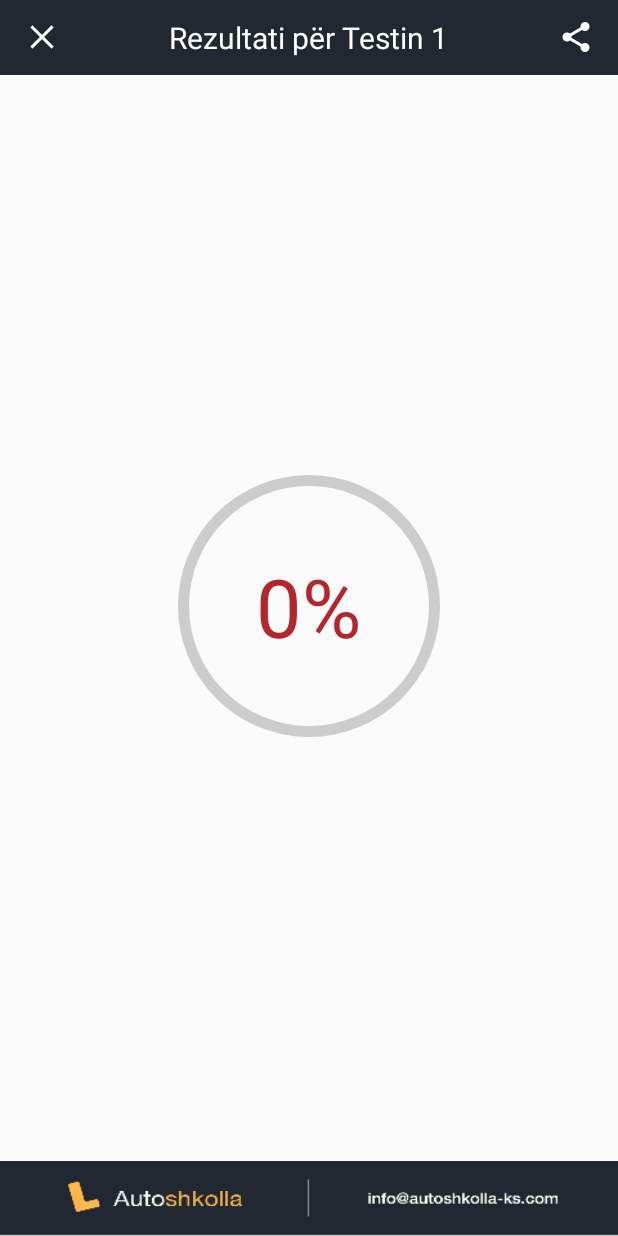
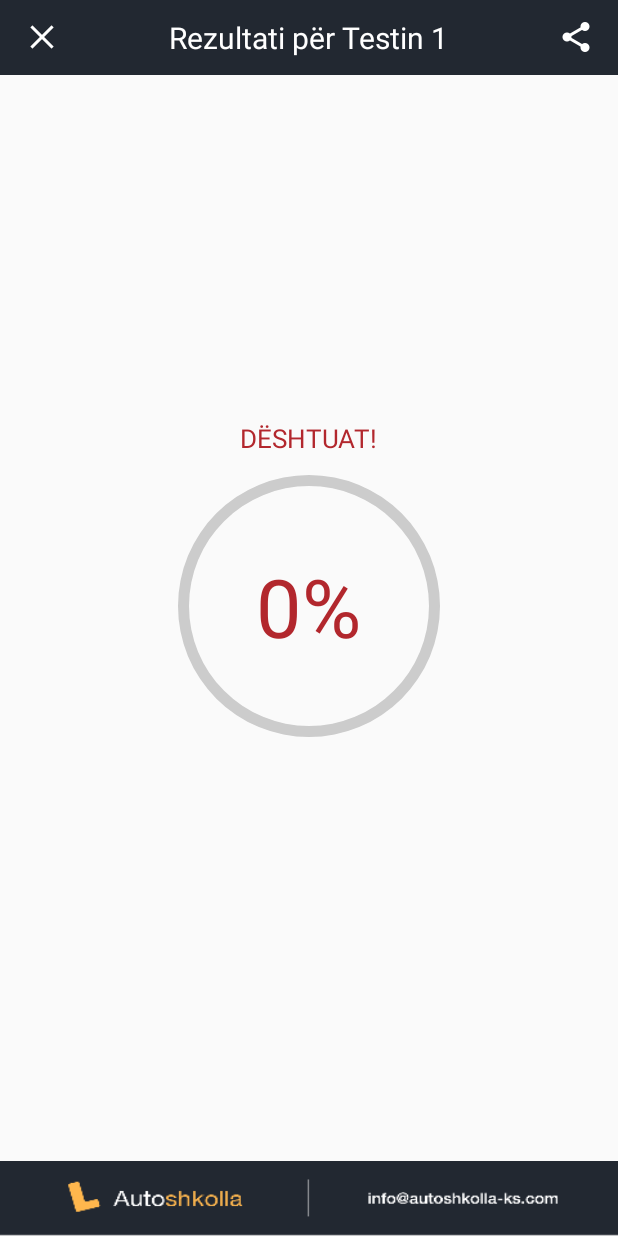
Before and after one commit to grannitsejdiu/Autoshkolla, an Android app: the TestResultsFormActivity screen opened directly, with no data from a screen before it, on a phone screen of 412 x 824 dp. Run offline under Robolectric (Android 15) with nearby library versions, the phone set to English and light mode, and no system bars; our stand-ins replace AdMob; 4 statements that could not run were skipped.

Commit message:
final: Project

```diff
--- a/app/build.gradle
+++ b/app/build.gradle
@@ -2,7 +2,7 @@ apply plugin: 'com.android.application'
 
 android {
     compileSdkVersion 24
-    buildToolsVersion "24.0.1"
+    buildToolsVersion "24.0.3"
     defaultConfig {
         applicationId "co.tenton.admin.autoshkolla"
         minSdkVersion 15
--- a/app/src/main/java/co/tenton/admin/autoshkolla/Models/Constants.java
+++ b/app/src/main/java/co/tenton/admin/autoshkolla/Models/Constants.java
@@ -15,7 +15,7 @@ public class Constants {
     public static int cardColor = Color.argb(255,244,245,246);
     public static int backgroudColor = Color.argb(255,239,239,244);
 
-    public static Boolean DEBUGMODE = true;
+    public static Boolean DEBUGMODE = false;
 
     public static String clientId = "72WTF776B71O6ZJWXAQ5WLB9VYZ54ZUG03BTH4XW9XL5AKUOX0GDVZ57SFNZK1EG";
     public static String clientDebugId = "7BWQ4B2I2QQYI92MRLRW47QNXIHI3LCHF6ON6VDOL1G3INKB0MCV7E6FJ503UJL7";
--- a/app/src/main/java/co/tenton/admin/autoshkolla/SplashScreen_Activity/Welcome_Activity.java
+++ b/app/src/main/java/co/tenton/admin/autoshkolla/SplashScreen_Activity/Welcome_Activity.java
@@ -80,7 +80,7 @@ public class Welcome_Activity extends AppCompatActivity {
         provoPerseriBtn.setVisibility(View.VISIBLE);
     }
     protected void showSuccess(){
-        teksti.setText("Mirë se vini !");
+        teksti.setText("Mirë se vini!");
         progressBar.setVisibility(View.GONE);
         filloBtn.setVisibility(View.VISIBLE);
         provoPerseriBtn.setVisibility(View.GONE);
--- a/app/src/main/java/co/tenton/admin/autoshkolla/Testet/TestResultsFormActivity.java
+++ b/app/src/main/java/co/tenton/admin/autoshkolla/Testet/TestResultsFormActivity.java
@@ -35,6 +35,7 @@ import java.io.FileOutputStream;
 
 import co.tenton.admin.autoshkolla.Models.Constants;
 import co.tenton.admin.autoshkolla.Models.Exam;
+import co.tenton.admin.autoshkolla.Models.GA;
 import co.tenton.admin.autoshkolla.Models.This;
 import co.tenton.admin.autoshkolla.R;
 
@@ -50,7 +51,7 @@ public class TestResultsFormActivity extends AppCompatActivity {
     RecyclerView.Adapter adapter;
     Button shareTestResults;
     private AdView mAdView;
-    TextView testResultFormTitle;
+    TextView testResultFormTitle, testResultStatus;
 
     Exam selectedExam;
 
@@ -58,6 +59,8 @@ public class TestResultsFormActivity extends AppCompatActivity {
     protected void onCreate(Bundle savedInstanceState) {
         super.onCreate(savedInstanceState);
         setContentView(R.layout.activity_test_results_form);
+
+        GA.TrackScreen("ExamsResult VC");
 
         View rootView = getWindow().getDecorView().findViewById(android.R.id.content);
 
@@ -146,6 +149,9 @@ public class TestResultsFormActivity extends AppCompatActivity {
         testResultFormTitle = (TextView) findViewById(R.id.testFormResultTitle);
         int testTitle = examId + 1;
         testResultFormTitle.setText(String.valueOf("Rezultati për Testin " + testTitle));
+        testResultStatus = (TextView) findViewById(R.id.testResultStatus);
+
+
 
 
         progressBar = (ProgressBar) findViewById(R.id.progressBar);
@@ -202,12 +208,20 @@ public class TestResultsFormActivity extends AppCompatActivity {
             mProgressBar.setProgressDrawable(getResources().getDrawable(R.drawable.circular_green_progressbar));
             progressBarPercentage.setTextColor(Constants.successColor);
             progressBarPercentage.setText(progressBarValue + "%");
+            testResultStatus.setTextColor(Constants.successColor);
+            testResultStatus.setText("KALUAT!");
 
+        }
+        else if (progressBarValue == 100){
+            testResultStatus.setTextColor(Constants.successColor);
+            testResultStatus.setText("SHKËLSHQYESHËM!!");
         }
         else{
             mProgressBar.setProgressDrawable(getResources().getDrawable(R.drawable.circular_progress_bar));
             progressBarPercentage.setTextColor(Constants.failedColor);
             progressBarPercentage.setText(progressBarValue + "%");
+            testResultStatus.setTextColor(Constants.failedColor);
+            testResultStatus.setText("DËSHTUAT!");
         }
 
         progressAnimator.setInterpolator(new LinearInterpolator());
--- a/app/src/main/res/layout/activity_test_results_form.xml
+++ b/app/src/main/res/layout/activity_test_results_form.xml
@@ -97,6 +97,16 @@
         android:layout_centerVertical="true"
         android:textAlignment="center"
         android:layout_centerHorizontal="true"/>
+
+        <TextView
+            android:id="@+id/testResultStatus"
+            android:text="Test ReultStatus"
+            android:textSize="17sp"
+            android:layout_centerHorizontal="true"
+            android:layout_above="@id/progressBar"
+            android:layout_width="wrap_content"
+            android:layout_height="wrap_content" />
+
     </RelativeLayout>
 
     <RelativeLayout
--- a/app/src/main/res/layout/activity_test_udhezime_.xml
+++ b/app/src/main/res/layout/activity_test_udhezime_.xml
@@ -145,7 +145,7 @@
         android:layout_marginBottom="20dp"
         android:layout_height="wrap_content"
         android:textColor="@color/colorAccent"
-        android:text="START"
+        android:text="FILLO"
         android:background="@drawable/roundedorangebutton"
         />
 
```
Also changed, not shown: app/src/main/java/co/tenton/admin/autoshkolla/MainActivitiy/Autoshkolla_MainActivity.java (+8 -3 lines), app/src/main/java/co/tenton/admin/autoshkolla/Testet/TestFormRecyclerAdapter.java (+18 -1 lines), app/src/main/res/layout/cardview_testform.xml (+15 -0 lines), app/src/main/res/drawable-mdpi/error_image.png (added).
